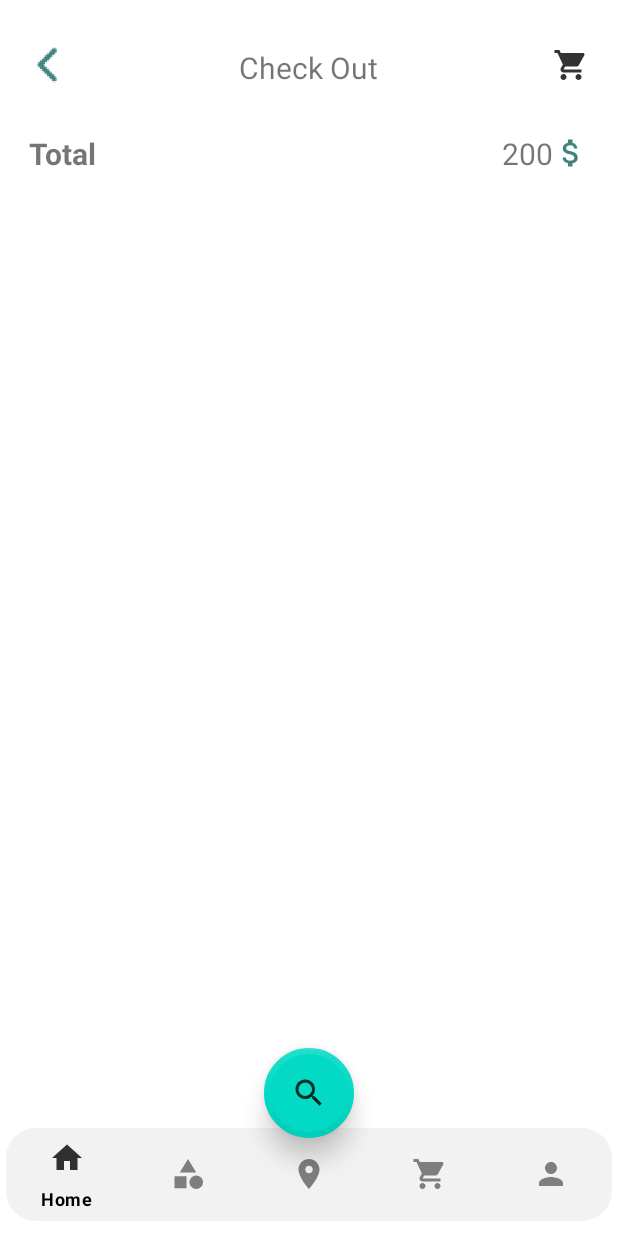
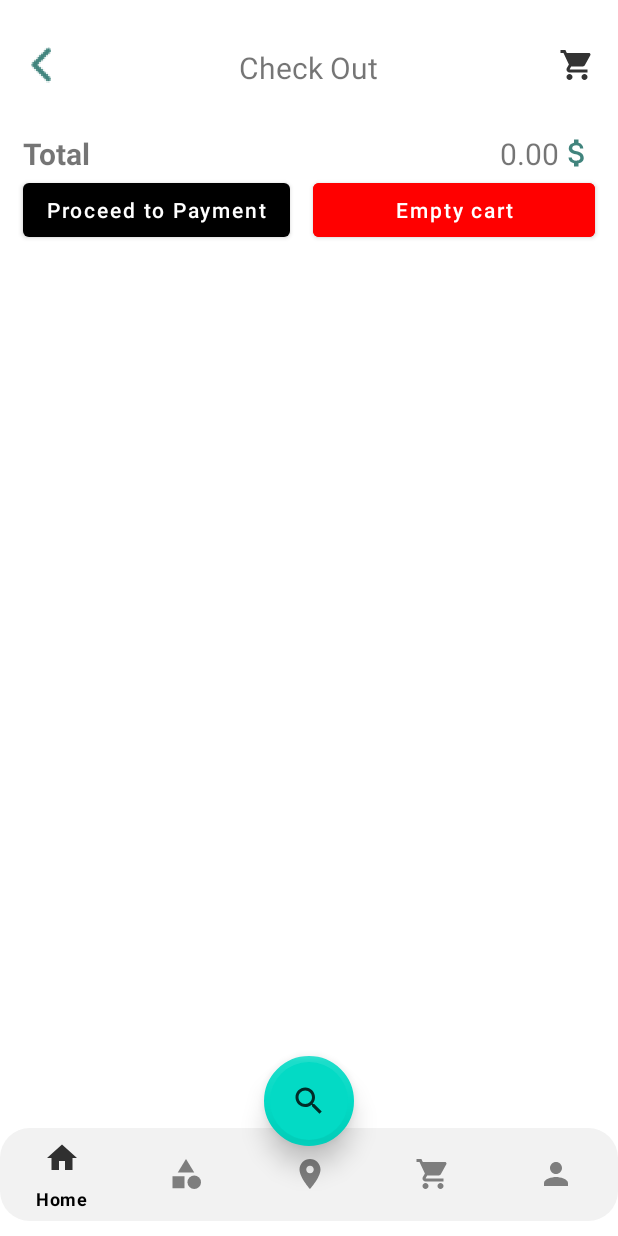
Before and after one commit to sea922/Android_See, an Android app: the fragment CartFragment placed in its activity, on a phone screen of 412 x 824 dp. Run offline under Robolectric (Android 15) with nearby library versions, the phone set to English and light mode, and no system bars; our stand-ins replace Firebase (no records; nobody signed in at launch, a user with empty details on screens opened directly).

Commit message:
sua tinh nang xem cart

```diff
--- a/app/src/main/java/com/example/mobile_scratch/activity/CartActivity.java
+++ b/app/src/main/java/com/example/mobile_scratch/activity/CartActivity.java
@@ -41,7 +41,7 @@ public class CartActivity extends AppCompatActivity {
         recyclerView = findViewById(R.id.recyclerView);
         recyclerView.setLayoutManager(new LinearLayoutManager(this));
         cartItems = new ArrayList<>();
-        cartAdapter = new CartAdapter(this, cartItems);
+//        cartAdapter = new CartAdapter(this, cartItems);
         recyclerView.setAdapter(cartAdapter);
 
         db = FirebaseFirestore.getInstance();
--- a/app/src/main/java/com/example/mobile_scratch/adapter/CartAdapter.java
+++ b/app/src/main/java/com/example/mobile_scratch/adapter/CartAdapter.java
@@ -1,5 +1,6 @@
 package com.example.mobile_scratch.adapter;
 
+import android.app.Activity;
 import android.content.Context;
 import android.util.Log;
 import android.view.LayoutInflater;
@@ -15,10 +16,19 @@ import androidx.recyclerview.widget.RecyclerView;
 import com.example.mobile_scratch.R;
 import com.example.mobile_scratch.models.CartItem;
 import com.example.mobile_scratch.ultis.GlideApp;
+import com.google.android.material.snackbar.Snackbar;
+import com.google.common.util.concurrent.AtomicDouble;
+import com.google.firebase.auth.FirebaseAuth;
+import com.google.firebase.firestore.DocumentReference;
+import com.google.firebase.firestore.FieldPath;
+import com.google.firebase.firestore.FieldValue;
+import com.google.firebase.firestore.FirebaseFirestore;
 import com.google.firebase.storage.FirebaseStorage;
 import com.google.firebase.storage.StorageReference;
 
+import java.util.HashMap;
 import java.util.List;
+import java.util.Map;
 
 public class CartAdapter extends RecyclerView.Adapter<CartAdapter.ViewHolder> {
     private List<CartItem> cartItems;
@@ -27,12 +37,32 @@ public class CartAdapter extends RecyclerView.Adapter<CartAdapter.ViewHolder> {
 
     FirebaseStorage storageFB;
 
-    public CartAdapter(Context mContext, List<CartItem> cartItems) {
+    FirebaseFirestore db;
+
+    String user;
+
+    DocumentReference cartRef;
+
+    TextView totalTextViewControl;
+
+    AtomicDouble total;
+
+    public CartAdapter(Context mContext, List<CartItem> cartItems, TextView totalTextView, AtomicDouble cartTotal) {
         this.cartItems = cartItems;
         this.mContext = mContext;
-        this.storageFB = FirebaseStorage.getInstance();
-        Log.d("receive cart items", cartItems.toString());
+        storageFB = FirebaseStorage.getInstance();
+        db = FirebaseFirestore.getInstance();
+        user = FirebaseAuth.getInstance().getCurrentUser().getEmail();
+        cartRef = db.collection("cart").document(user);
+        totalTextViewControl = totalTextView;
+        total = cartTotal;
+//      updateTotalTextView(total.get());
+
+
     }
+
+
+
 
     @NonNull
     @Override
@@ -44,42 +74,87 @@ public class CartAdapter extends RecyclerView.Adapter<CartAdapter.ViewHolder> {
     @Override
     public void onBindViewHolder(@NonNull ViewHolder holder, int position) {
         // Bind data to the ViewHolder
+        Activity fragmentAssociateActivity = (Activity) this.mContext;
         CartItem cartItem = cartItems.get(position);
         Log.d("carItem binding name", cartItem.getProductName());
         StorageReference imgURL = storageFB.getReferenceFromUrl(cartItem.getImg());
 
-
+        holder.setIsRecyclable(false);
         holder.textViewProductName.setText(cartItem.getProductName());
         holder.textViewPrice.setText(String.valueOf(cartItem.getPrice()));
         holder.textViewQuantity.setText(String.valueOf(cartItem.getQuantity()));
-
+        holder.cartItemSize.setText(String.valueOf(cartItem.getSize()));
 
         GlideApp
                 .with(mContext)
                 .load(storageFB.getReferenceFromUrl(imgURL.toString())).into(holder.cartItemImg);
 
 
+        holder.cartItemDelete.setOnClickListener(view -> {
+            total.getAndAdd(-cartItem.getPrice()*cartItem.getQuantity());
+            updateTotalTextView(total.get());
+            cartItems.remove(holder.getAbsoluteAdapterPosition());
+            FieldPath productFieldPath = FieldPath.of(cartItem.getProductId()+ cartItem.getSize());
 
+            cartRef.update(productFieldPath, FieldValue.delete()).addOnSuccessListener(task->{
+                notifyDataSetChanged();
+                notifyItemRangeChanged(holder.getAbsoluteAdapterPosition(), cartItems.size());
+                Snackbar.make(fragmentAssociateActivity.getWindow().getDecorView(), "Item deleted!", Snackbar.LENGTH_SHORT).show();
+            });
 
-        holder.cartItemDelete.setOnClickListener(view -> {
-            cartItems.remove(holder.getBindingAdapterPosition());
-            notifyItemRemoved(holder.getBindingAdapterPosition());
-            notifyItemRangeChanged(holder.getBindingAdapterPosition(), cartItems.size());
         });
 
         holder.cartItemDec.setOnClickListener(view -> {
-            cartItem.setQuantity(cartItem.getQuantity()-1);
+            int newQty = cartItem.getQuantity()-1;
+            total.getAndAdd(-cartItem.getPrice());
+            updateTotalTextView(total.get());
+            if (newQty==0) {
+                cartItems.remove(holder.getAbsoluteAdapterPosition());
+                FieldPath productFieldPath = FieldPath.of(cartItem.getProductId()+ cartItem.getSize());
+
+                cartRef.update(productFieldPath, FieldValue.delete()).addOnSuccessListener(task->{
+                    notifyDataSetChanged();
+                    notifyItemRangeChanged(holder.getAbsoluteAdapterPosition(), cartItems.size());
+                    Snackbar.make(fragmentAssociateActivity.getWindow().getDecorView(), "Item deleted!", Snackbar.LENGTH_SHORT).show();
+                });
+                return;
+            }
+            cartItem.setQuantity(newQty);
             holder.textViewQuantity.setText(String.valueOf(cartItem.getQuantity()));
+            updateQtyDB(newQty, cartItem.getProductId(), cartItem.getSize(),fragmentAssociateActivity);
+
         });
 
         holder.cartItemInc.setOnClickListener(view->{
-            cartItem.setQuantity(cartItem.getQuantity()+1);
+            int newQty = cartItem.getQuantity()+1;
+            total.getAndAdd(cartItem.getPrice());
+            updateTotalTextView(total.get());
+            cartItem.setQuantity(newQty);
+
             holder.textViewQuantity.setText(String.valueOf(cartItem.getQuantity()));
+            updateQtyDB(newQty, cartItem.getProductId(), cartItem.getSize(), fragmentAssociateActivity);
+
         });
+    }
+
+    private void updateQtyDB(int newQty, String ProductID, String size, Activity fragmentView) {
+        //FieldPath productFieldPath = FieldPath.of(ProductID+size);
+        String productFieldPath = ProductID+size;
+        FieldPath qtyFieldPath = FieldPath.of(productFieldPath, "quantity");
+        cartRef.update(qtyFieldPath, newQty).addOnSuccessListener(task->{
+            Snackbar.make(fragmentView.getWindow().getDecorView(), "Item quantity updated!", Snackbar.LENGTH_SHORT).show();
+        });
+
+    }
+
+    private void updateTotalTextView(Double total) {
+        Double round = Math.round(total * 100.0) / 100.0;
+        totalTextViewControl.setText(String.format("%.2f", round));
     }
 
     @Override
     public int getItemCount() {
+
         return cartItems.size();
     }
 
--- a/app/src/main/res/layout/activity_main.xml
+++ b/app/src/main/res/layout/activity_main.xml
@@ -6,23 +6,30 @@
     android:layout_height="match_parent"
     tools:context=".activity.MainActivity">
 
-    <androidx.coordinatorlayout.widget.CoordinatorLayout
-        android:id="@+id/coordinatorLayout"
-        android:layout_width="0dp"
-        android:layout_height="0dp"
-        android:paddingHorizontal="4dp"
-        app:layout_constraintBottom_toBottomOf="parent"
-        app:layout_constraintEnd_toEndOf="parent"
-        app:layout_constraintStart_toStartOf="parent"
-        app:layout_constraintTop_toTopOf="parent">
+<!--    <androidx.coordinatorlayout.widget.CoordinatorLayout-->
+<!--        android:id="@+id/coordinatorLayout"-->
+<!--        android:layout_width="0dp"-->
+<!--        android:layout_height="0dp"-->
+<!--        android:paddingHorizontal="4dp"-->
+<!--        app:layout_constraintBottom_toBottomOf="parent"-->
+<!--        app:layout_constraintEnd_toEndOf="parent"-->
+<!--        app:layout_constraintStart_toStartOf="parent"-->
+<!--        app:layout_constraintTop_toTopOf="parent">-->
+        <RelativeLayout
+            android:layout_width="match_parent"
+            android:layout_height="match_parent"
+            app:layout_constraintStart_toStartOf="parent"
+            app:layout_constraintTop_toTopOf="parent">
+
 
         <androidx.fragment.app.FragmentContainerView
             android:id="@+id/mainFragmentContainer"
             android:name="com.example.mobile_scratch.fragments.HomeFragment"
             android:layout_width="match_parent"
             android:layout_height="match_parent"
-            app:layout_constraintEnd_toEndOf="parent"
+
             app:layout_constraintStart_toStartOf="parent"
+            android:layout_above="@id/mainBottomNavBar"
             tools:layout="@layout/fragment_home" />
 
         <com.google.android.material.bottomnavigation.BottomNavigationView
@@ -37,7 +44,8 @@
             app:fabCradleVerticalOffset="0dp"
             app:hideOnScroll="true"
             app:layout_scrollFlags="scroll|enterAlways"
-            app:menu="@menu/bottom_nav_menu">
+            app:menu="@menu/bottom_nav_menu"
+            android:layout_alignParentBottom="true">
 
         </com.google.android.material.bottomnavigation.BottomNavigationView>
 
@@ -52,12 +60,13 @@
             app:fabCustomSize="60dp"
             app:layout_anchor="@id/mainBottomNavBar"
             app:layout_anchorGravity="center_horizontal"
-            android:layout_marginBottom="65dp"
+            android:layout_marginBottom="60dp"
             app:srcCompat="@drawable/ic_search"
+            android:layout_alignParentBottom="true"
            />
+        </RelativeLayout>
 
-
-    </androidx.coordinatorlayout.widget.CoordinatorLayout>
+<!--    </androidx.coordinatorlayout.widget.CoordinatorLayout>-->
 
 
 </androidx.constraintlayout.widget.ConstraintLayout>
--- a/app/src/main/res/layout/cart_item_view.xml
+++ b/app/src/main/res/layout/cart_item_view.xml
@@ -32,7 +32,7 @@
             android:layout_height="55dp"
             android:id="@+id/cartItemSize"
             android:background="@drawable/ic_cart_item_size"
-            android:text="42.5"
+            android:text="99.9"
             android:textSize="24dp"
             android:textAlignment="center"
             android:textStyle="bold"
--- a/app/src/main/res/layout/fragment_cart.xml
+++ b/app/src/main/res/layout/fragment_cart.xml
@@ -5,7 +5,7 @@
     android:layout_width="match_parent"
     android:layout_height="match_parent"
     tools:context=".fragments.CartFragment">
-    <LinearLayout
+    <RelativeLayout
         android:layout_width="match_parent"
         android:layout_height="match_parent"
         android:orientation="vertical">
@@ -19,11 +19,13 @@
             android:layout_marginHorizontal="15dp"
             />
         <LinearLayout
+            android:layout_below="@id/topBar"
             android:layout_width="match_parent"
             android:layout_height="wrap_content"
             android:layout_marginTop="30dp"
             android:paddingHorizontal="15dp"
-            android:orientation="horizontal">
+            android:orientation="horizontal"
+            android:id="@+id/totalBar">
             <TextView
                 android:layout_width="wrap_content"
                 android:layout_height="match_parent"
@@ -36,17 +38,38 @@
                 android:layout_width="match_parent"
                 android:layout_height="match_parent"
                 android:textAlignment="textEnd"
-                android:text="200"
+                android:text="0.00"
                 android:textSize="20dp"
                 android:drawableRight="@drawable/ic_dollar"/>
 
 
         </LinearLayout>
-
+        <Button
+            android:layout_below="@id/totalBar"
+            android:id="@+id/buttonProceedToPayment"
+            android:layout_width="wrap_content"
+            android:layout_height="wrap_content"
+            android:text="Proceed to Payment"
+            android:layout_marginStart="15dp"
+            />
+        <Button
+        android:layout_below="@id/totalBar"
+        android:id="@+id/buttonEmptyCart"
+        android:layout_width="wrap_content"
+        android:layout_height="wrap_content"
+        android:text="Empty cart"
+        android:layout_alignParentEnd="true"
+        android:layout_toRightOf="@id/buttonProceedToPayment"
+            android:layout_marginLeft="15dp"
+            android:layout_marginRight="15dp"
+            android:backgroundTint="@color/red"
+        />
         <FrameLayout
             android:layout_width="match_parent"
             android:layout_height="match_parent"
-            android:layout_marginTop="30dp">
+            android:layout_marginTop="10dp"
+            android:layout_below="@id/buttonProceedToPayment"
+            >
 
             <androidx.recyclerview.widget.RecyclerView
                 android:id="@+id/recyclerView"
@@ -55,16 +78,10 @@
 
                 />
 
-            <Button
-                android:id="@+id/buttonProceedToPayment"
-                android:layout_width="wrap_content"
-                android:layout_height="wrap_content"
-                android:text="Proceed to Payment"
-                android:layout_gravity="bottom|center"
-                android:layout_marginBottom="15dp"/>
+
         </FrameLayout>
 
 
-    </LinearLayout>
+    </RelativeLayout>
 
 </FrameLayout>
```
Also changed, not shown: app/src/main/java/com/example/mobile_scratch/fragments/CartFragment.java (+17 -42 lines).
